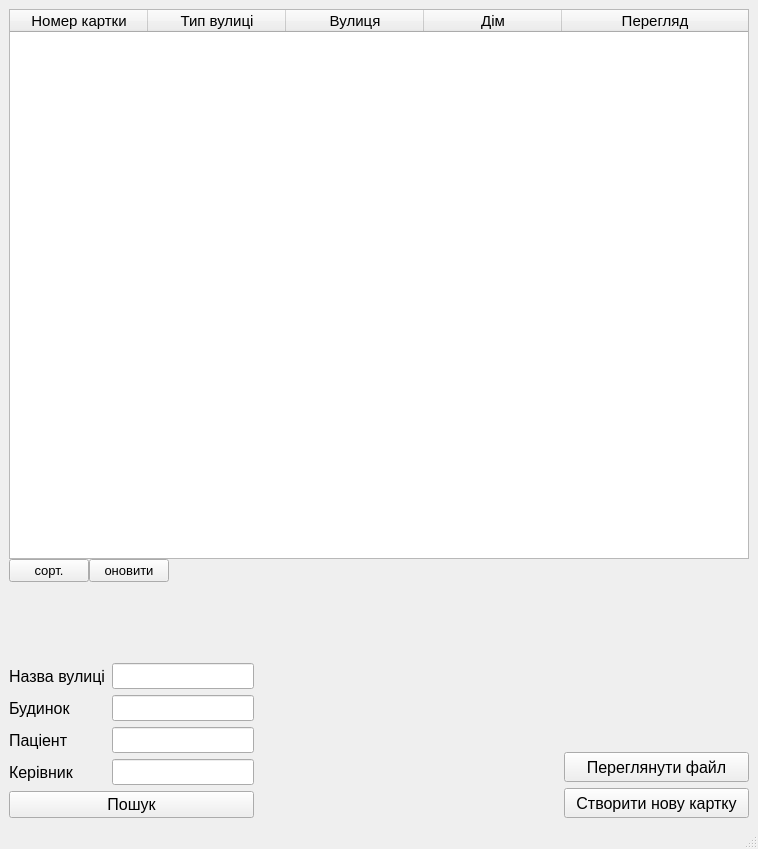
Qt form MainForm.ui (LiquorProg/katalog) before a commit.
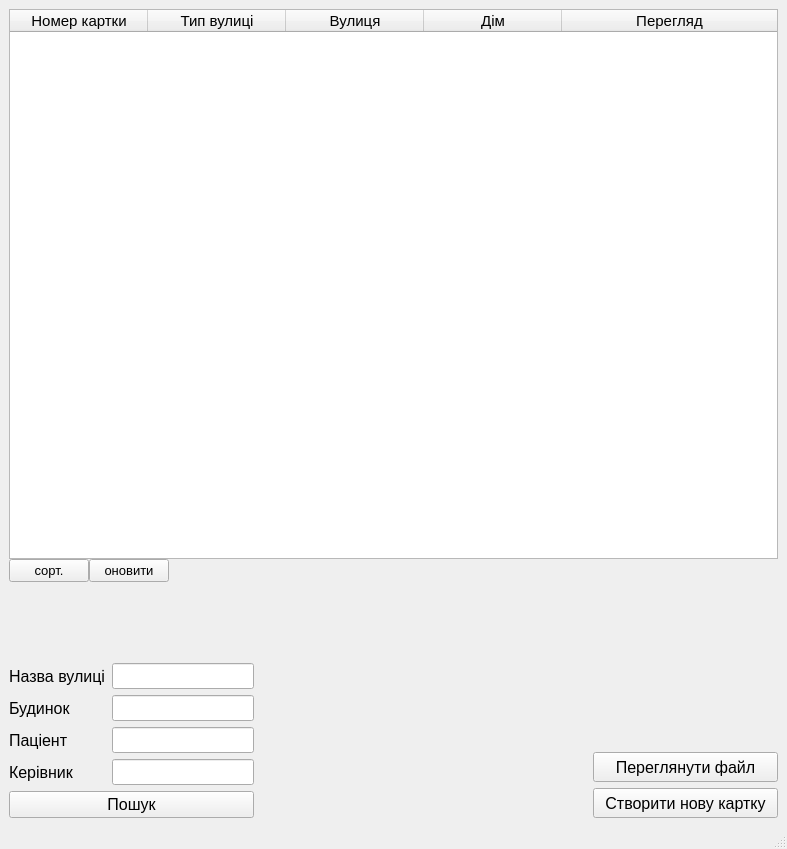
The same form after that commit.

Patch:
```diff
--- a/MainForm.ui
+++ b/MainForm.ui
@@ -6,7 +6,7 @@
    <rect>
     <x>0</x>
     <y>0</y>
-    <width>758</width>
+    <width>787</width>
     <height>849</height>
    </rect>
   </property>
```
Left out of the diff: 2 changed lines with no effect on the pictures.
